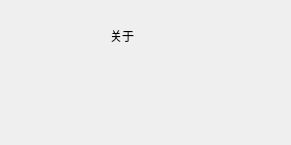
Before: the Qt Designer form ui/qt_ui_file/qdlgabout.ui in NU-LL/SmartSignageManagementSystem, drawn with Qt 5.
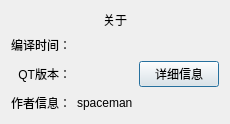
After: the same form once the commit is applied.

The edit to the form file:
```diff
--- a/ui/qt_ui_file/qdlgabout.ui
+++ b/ui/qt_ui_file/qdlgabout.ui
@@ -6,26 +6,143 @@
    <rect>
     <x>0</x>
     <y>0</y>
-    <width>291</width>
-    <height>145</height>
+    <width>226</width>
+    <height>116</height>
    </rect>
   </property>
   <property name="windowTitle">
    <string>关于</string>
   </property>
-  <widget class="QLabel" name="label">
-   <property name="geometry">
-    <rect>
-     <x>110</x>
-     <y>30</y>
-     <width>54</width>
-     <height>12</height>
-    </rect>
-   </property>
-   <property name="text">
-    <string>关于</string>
-   </property>
-  </widget>
+  <layout class="QVBoxLayout" name="verticalLayout">
+   <item>
+    <widget class="QLabel" name="label">
+     <property name="maximumSize">
+      <size>
+       <width>16777215</width>
+       <height>40</height>
+      </size>
+     </property>
+     <property name="text">
+      <string>关于</string>
+     </property>
+     <property name="alignment">
+      <set>Qt::AlignCenter</set>
+     </property>
+    </widget>
+   </item>
+   <item>
+    <layout class="QGridLayout" name="gridLayout">
+     <item row="1" column="1">
+      <widget class="QLabel" name="label_Version">
+       <property name="text">
+        <string/>
+       </property>
+      </widget>
+     </item>
+     <item row="0" column="0">
+      <widget class="QLabel" name="label_2">
+       <property name="minimumSize">
+        <size>
+         <width>0</width>
+         <height>20</height>
+        </size>
+       </property>
+       <property name="maximumSize">
+        <size>
+         <width>16777215</width>
+         <height>20</height>
+        </size>
+       </property>
+       <property name="text">
+        <string>编译时间：</string>
+       </property>
+       <property name="alignment">
+        <set>Qt::AlignRight|Qt::AlignTrailing|Qt::AlignVCenter</set>
+       </property>
+      </widget>
+     </item>
+     <item row="1" column="2">
+      <widget class="QPushButton" name="pushButton_Details">
+       <property name="text">
+        <string>详细信息</string>
+       </property>
+      </widget>
+     </item>
+     <item row="0" column="1">
+      <widget class="QLabel" name="label_BuiltDate">
+       <property name="text">
+        <string/>
+       </property>
+      </widget>
+     </item>
+     <item row="1" column="0">
+      <widget class="QLabel" name="label_3">
+       <property name="text">
+        <string>QT版本：</string>
+       </property>
+       <property name="alignment">
+        <set>Qt::AlignRight|Qt::AlignTrailing|Qt::AlignVCenter</set>
+       </property>
+      </widget>
+     </item>
+     <item row="2" column="1">
+      <widget class="QLabel" name="label_5">
+       <property name="text">
+        <string>spaceman</string>
+       </property>
+      </widget>
+     </item>
+     <item row="2" column="0">
+      <widget class="QLabel" name="label_4">
+       <property name="minimumSize">
+        <size>
+         <width>0</width>
+         <height>20</height>
+        </size>
+       </property>
+       <property name="maximumSize">
+        <size>
+         <width>16777215</width>
+         <height>20</height>
+        </size>
+       </property>
+       <property name="text">
+        <string>作者信息：</string>
+       </property>
+       <property name="alignment">
+        <set>Qt::AlignRight|Qt::AlignTrailing|Qt::AlignVCenter</set>
+       </property>
+      </widget>
+     </item>
+     <item row="1" column="3">
+      <spacer name="horizontalSpacer">
+       <property name="orientation">
+        <enum>Qt::Horizontal</enum>
+       </property>
+       <property name="sizeHint" stdset="0">
+        <size>
+         <width>40</width>
+         <height>20</height>
+        </size>
+       </property>
+      </spacer>
+     </item>
+    </layout>
+   </item>
+   <item>
+    <spacer name="verticalSpacer">
+     <property name="orientation">
+      <enum>Qt::Vertical</enum>
+     </property>
+     <property name="sizeHint" stdset="0">
+      <size>
+       <width>20</width>
+       <height>40</height>
+      </size>
+     </property>
+    </spacer>
+   </item>
+  </layout>
  </widget>
  <resources/>
  <connections/>
```
